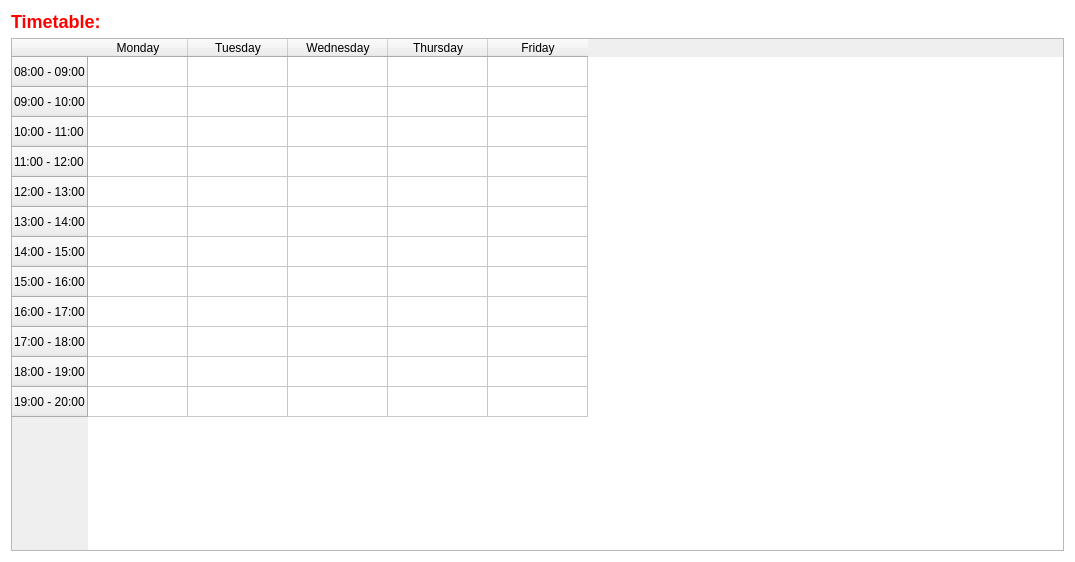
This is src/views/timetable/Timetable.ui in TudorMaxim/flag_colouring_model as Qt 5 draws it before an edit. The edited form follows.
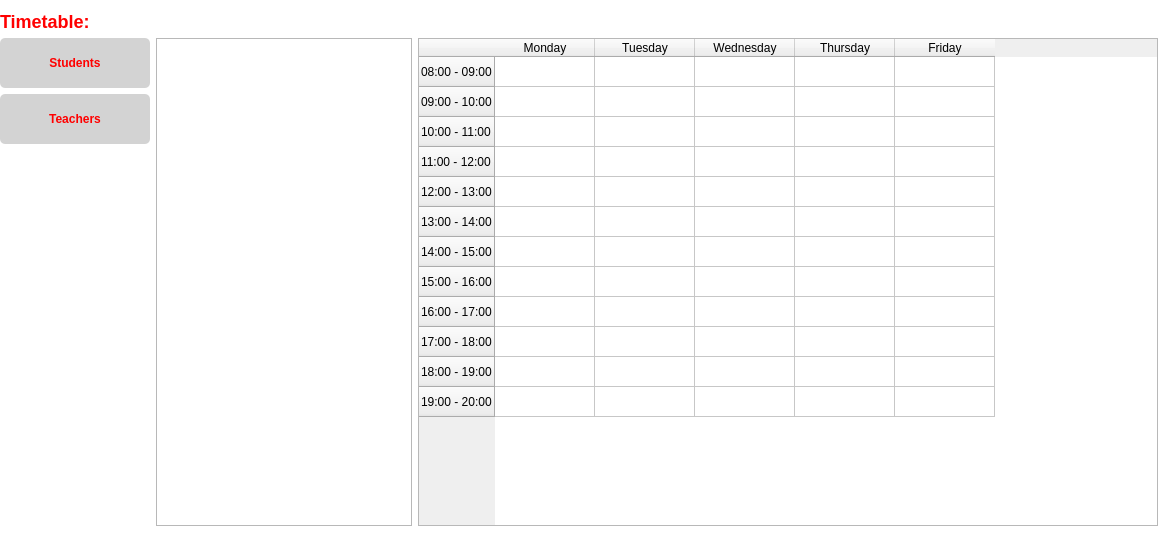
This is the edited form.

Diff of the .ui file:
```diff
--- a/src/views/timetable/Timetable.ui
+++ b/src/views/timetable/Timetable.ui
@@ -6,8 +6,8 @@
    <rect>
     <x>0</x>
     <y>0</y>
-    <width>1075</width>
-    <height>562</height>
+    <width>1158</width>
+    <height>537</height>
    </rect>
   </property>
   <property name="windowTitle">
@@ -22,9 +22,38 @@
 	font-size: 18px;
 	color: red;
 	font-weight: bold;
+}
+
+QPushButton {
+	min-height: 50px;
+	width: 150px;
+	font-weight: bold;
+	border-radius: 5px;
+	color: red;
+	background-color: 	#D3D3D3;
+}
+
+QPushButton:hover:!pressed {
+	background-color: #DCDCDC;
+}
+
+
+QPushButton:pressed, QPushButton[cssClass=&quot;active&quot;] {
+	color: white;
+	background-color: red;
+}
+
+QPushButton:pressed:hover, QPushButton[cssClass=&quot;active&quot;]:hover {
+	background-color: #EC3812;
 }</string>
   </property>
-  <layout class="QVBoxLayout" name="verticalLayout">
+  <layout class="QVBoxLayout" name="verticalLayout_2">
+   <property name="leftMargin">
+    <number>0</number>
+   </property>
+   <property name="rightMargin">
+    <number>0</number>
+   </property>
    <item>
     <widget class="QLabel" name="timetable_label">
      <property name="text">
@@ -33,7 +62,59 @@
     </widget>
    </item>
    <item>
+    <layout class="QHBoxLayout" name="horizontalLayout">
+     <item>
+      <layout class="QVBoxLayout" name="verticalLayout">
+       <item>
+        <widget class="QPushButton" name="students_button">
+         <property name="text">
+          <string>Students</string>
+         </property>
+         <property name="cssClass" stdset="0">
+          <string>active</string>
+         </property>
+        </widget>
+       </item>
+       <item>
+        <widget class="QPushButton" name="teachers_button">
+         <property name="text">
+          <string>Teachers</string>
+         </property>
+         <property name="cssClass" stdset="0">
+          <string/>
+         </property>
+        </widget>
+       </item>
+       <item>
+        <spacer name="verticalSpacer">
+         <property name="orientation">
+          <enum>Qt::Vertical</enum>
+         </property>
+         <property name="sizeHint" stdset="0">
+          <size>
+           <width>20</width>
+           <height>40</height>
+          </size>
+         </property>
+        </spacer>
+       </item>
+      </layout>
+     </item>
+     <item>
+      <widget class="QListWidget" name="list_widget">
+       <property name="sizePolicy">
+        <sizepolicy hsizetype="Fixed" vsizetype="Preferred">
+         <horstretch>0</horstretch>
+         <verstretch>0</verstretch>
+        </sizepolicy>
+       </property>
+      </widget>
+     </item>
+     <item>
     <widget class="QTableWidget" name="timetable_widget">
+       <property name="showGrid">
+        <bool>true</bool>
+       </property>
      <property name="rowCount">
       <number>12</number>
      </property>
@@ -126,6 +207,8 @@
       </property>
      </column>
     </widget>
+     </item>
+    </layout>
    </item>
   </layout>
  </widget>
```
Lines whose indentation alone changed are shown as unchanged.
